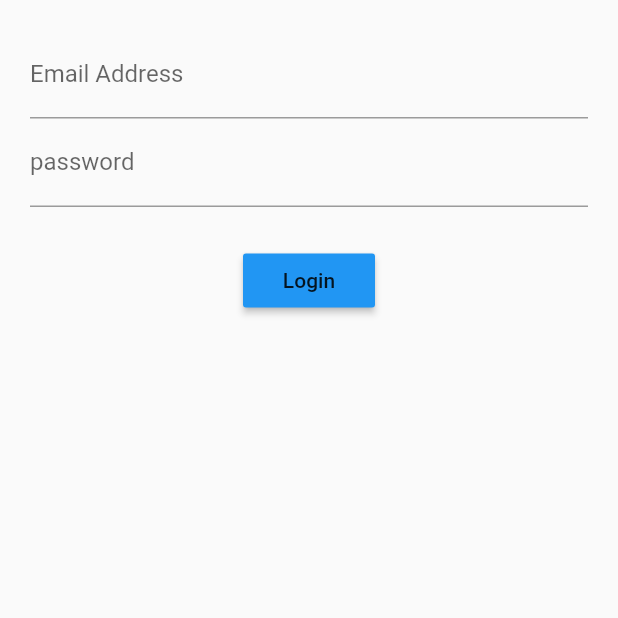
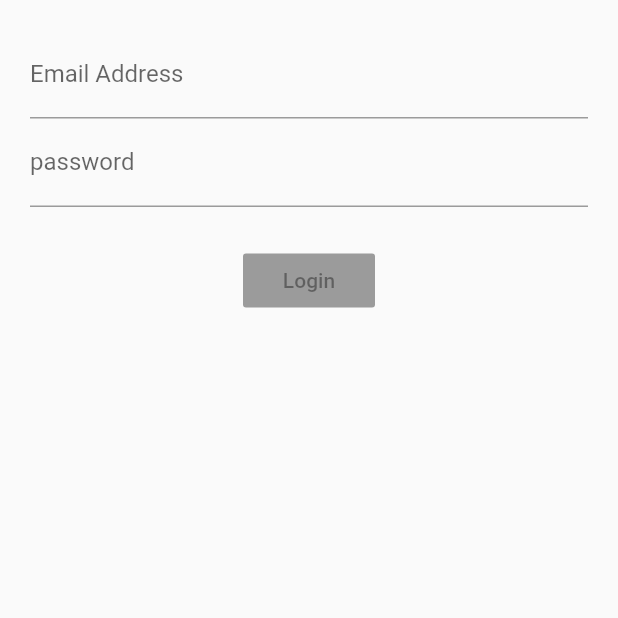
Before and after one commit to harir4/login_bloc, a Flutter app: the screen it shows after launch, on a phone screen of 412 x 824 dp, the top half of it. Run offline on Flutter 3.47's test engine with Material 2 defaults, Android fonts, the phone set to English and light mode, and no system bars; our stand-ins replace rxdart.

Commit message:
last commit

```diff
--- a/lib/src/blocs/bloc.dart
+++ b/lib/src/blocs/bloc.dart
@@ -4,14 +4,21 @@ import 'package:rxdart/rxdart.dart';
 import 'validators.dart';
 
 class Bloc extends Validators {
-  final _email = StreamController<String>();
-  final _password = StreamController<String>();
+  final _email = BehaviorSubject<String>();
+  final _password = BehaviorSubject<String>();
   Stream<String> get email => _email.stream.transform(validateEmail);
   Stream<String> get password => _password.stream.transform(validatePassword);
-  Stream<bool> get submitvalid =>
+  Stream<bool> get submitValid =>
       Observable.combineLatest2(email, password, (e, p) => true);
   Function(String) get changeEmail => _email.sink.add;
   Function(String) get changePassword => _password.sink.add;
+  submit() {
+    final validEmail = _email.value;
+    final validPassword = _password.value;
+    print('Email is $validEmail');
+    print('password is $validPassword');
+  }
+
   dispose() {
     _email.close();
 
--- a/lib/src/blocs/provider.dart
+++ b/lib/src/blocs/provider.dart
@@ -6,7 +6,7 @@ class Provider extends InheritedWidget {
 
   Provider({Key key, Widget child}) : super(key: key, child: child);
   bool updateShouldNotify(_) => true;
-  static Bloc of(context) {
+  static Bloc of(BuildContext context) {
     return (context.inheritFromWidgetOfExactType(Provider) as Provider).bloc;
   }
 }
--- a/lib/src/screens/login_screen.dart
+++ b/lib/src/screens/login_screen.dart
@@ -14,7 +14,7 @@ class LoginScreen extends StatelessWidget {
           emailField(bloc),
           passwordField(bloc),
           Container(margin: EdgeInsets.only(top: 25.0)),
-          submitButton()
+          submitButton(bloc)
         ],
       ),
     );
@@ -48,11 +48,15 @@ class LoginScreen extends StatelessWidget {
         });
   }
 
-  Widget submitButton() {
-    return RaisedButton(
-      child: Text('Login'),
-      color: Colors.blue,
-      onPressed: () {},
-    );
+  Widget submitButton(Bloc bloc) {
+    return StreamBuilder(
+        stream: bloc.submitValid,
+        builder: (context, snapshot) {
+          return RaisedButton(
+            child: Text('Login'),
+            color: Colors.blue,
+            onPressed: snapshot.hasData ? bloc.submit : null,
+          );
+        });
   }
 }
```
